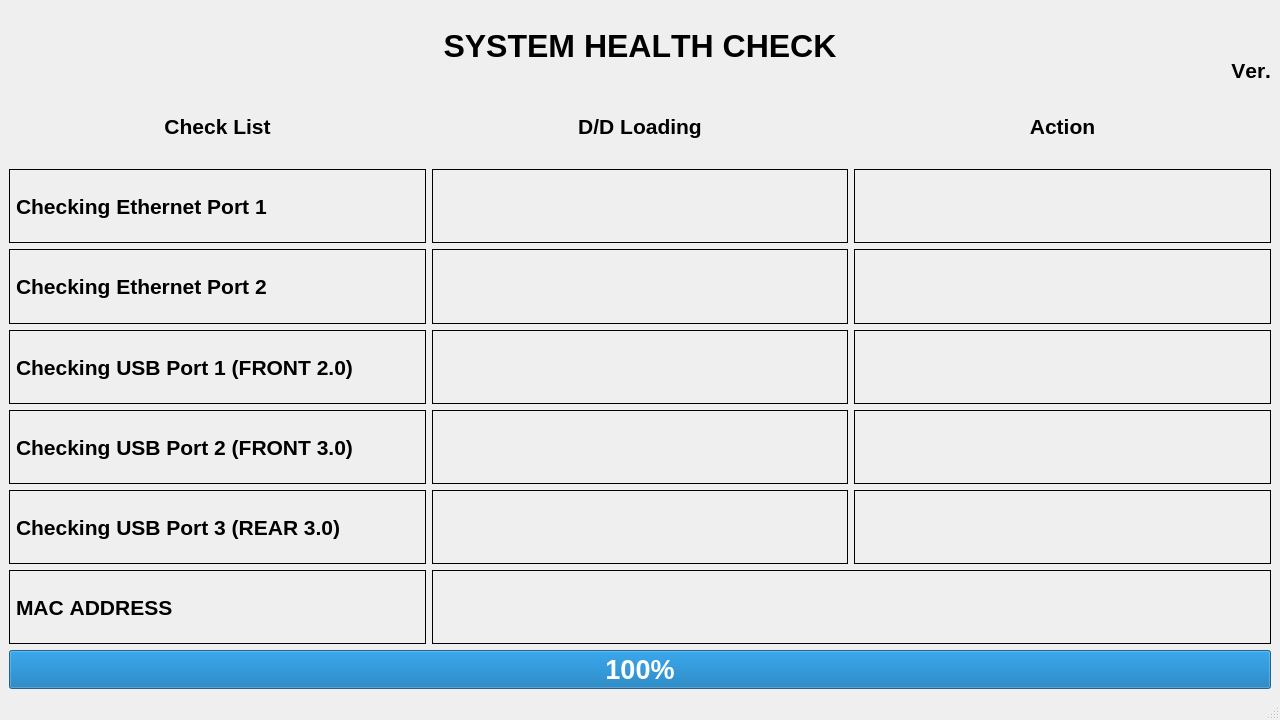
First picture: the form in SysMon/mainwindow.ui, repository ariariK/LPR, before the edit.
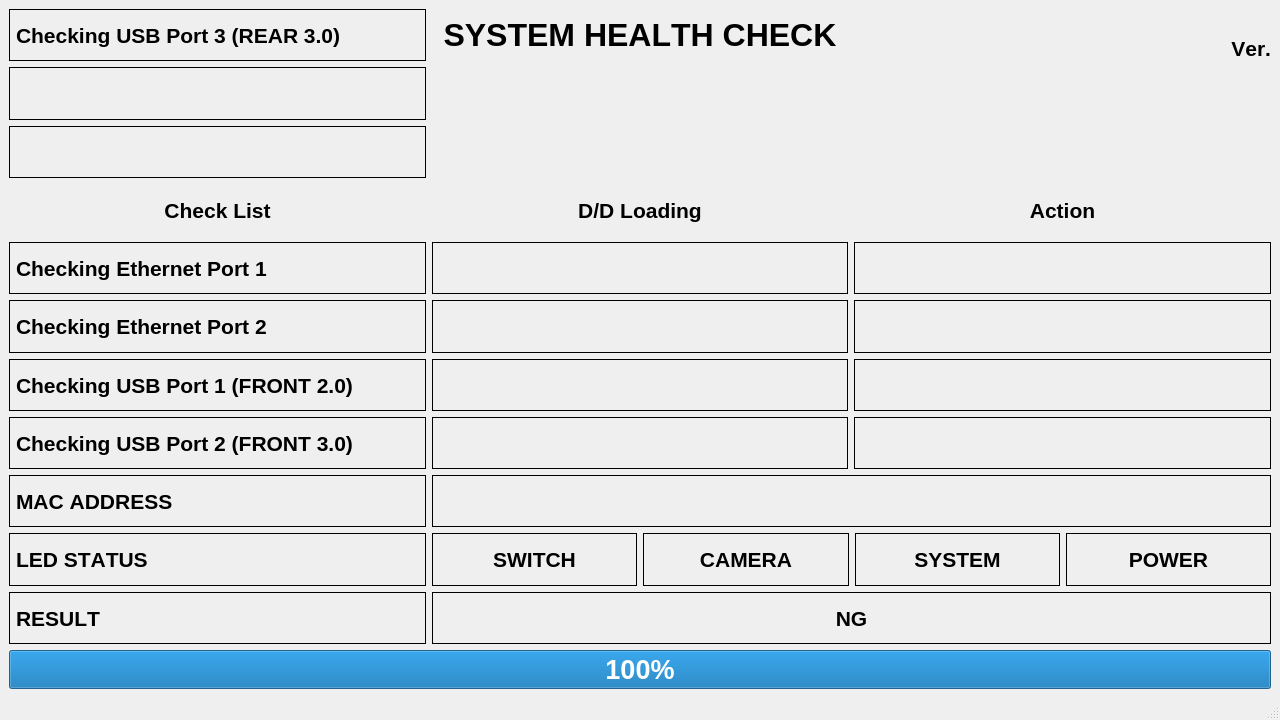
Second picture: the form after the edit.

Patch:
```diff
--- a/SysMon/mainwindow.ui
+++ b/SysMon/mainwindow.ui
@@ -20,130 +20,21 @@
   </property>
   <widget class="QWidget" name="centralwidget">
    <layout class="QGridLayout" name="gridLayout">
-    <item row="0" column="1">
-     <widget class="QLabel" name="label_5">
+    <item row="7" column="2">
+     <widget class="QLabel" name="label_usb_f3_conn">
       <property name="font">
        <font>
-        <pointsize>24</pointsize>
-        <weight>75</weight>
-        <italic>false</italic>
-        <bold>true</bold>
-        <kerning>false</kerning>
-       </font>
-      </property>
-      <property name="text">
-       <string>SYSTEM HEALTH CHECK</string>
-      </property>
-      <property name="alignment">
-       <set>Qt::AlignCenter</set>
-      </property>
-     </widget>
-    </item>
-    <item row="0" column="2">
-     <widget class="QLabel" name="label_version">
-      <property name="font">
-       <font>
+        <family>Arial</family>
         <pointsize>16</pointsize>
         <weight>75</weight>
-        <italic>false</italic>
         <bold>true</bold>
         <kerning>false</kerning>
        </font>
       </property>
-      <property name="text">
-       <string>Ver.</string>
-      </property>
-      <property name="alignment">
-       <set>Qt::AlignBottom|Qt::AlignRight|Qt::AlignTrailing</set>
-      </property>
-     </widget>
-    </item>
-    <item row="1" column="0">
-     <widget class="QLabel" name="label_7">
-      <property name="font">
-       <font>
-        <pointsize>16</pointsize>
-        <weight>75</weight>
-        <bold>true</bold>
-        <kerning>false</kerning>
-       </font>
-      </property>
-      <property name="text">
-       <string>Check List</string>
-      </property>
-      <property name="alignment">
-       <set>Qt::AlignCenter</set>
-      </property>
-     </widget>
-    </item>
-    <item row="1" column="1">
-     <widget class="QLabel" name="label_8">
-      <property name="font">
-       <font>
-        <pointsize>16</pointsize>
-        <weight>75</weight>
-        <bold>true</bold>
-        <kerning>false</kerning>
-       </font>
-      </property>
-      <property name="text">
-       <string>D/D Loading</string>
-      </property>
-      <property name="alignment">
-       <set>Qt::AlignCenter</set>
-      </property>
-     </widget>
-    </item>
-    <item row="1" column="2">
-     <widget class="QLabel" name="label_9">
-      <property name="font">
-       <font>
-        <pointsize>16</pointsize>
-        <weight>75</weight>
-        <bold>true</bold>
-        <kerning>false</kerning>
-       </font>
-      </property>
-      <property name="text">
-       <string>Action</string>
-      </property>
-      <property name="alignment">
-       <set>Qt::AlignCenter</set>
-      </property>
-     </widget>
-    </item>
-    <item row="2" column="0">
-     <widget class="QLabel" name="label">
-      <property name="font">
-       <font>
-        <pointsize>16</pointsize>
-        <weight>75</weight>
-        <bold>true</bold>
-        <kerning>false</kerning>
-       </font>
-      </property>
       <property name="frameShape">
        <enum>QFrame::Box</enum>
       </property>
       <property name="text">
-       <string>Checking Ethernet Port 1</string>
-      </property>
-     </widget>
-    </item>
-    <item row="2" column="1">
-     <widget class="QLabel" name="label_eth0">
-      <property name="font">
-       <font>
-        <pointsize>16</pointsize>
-        <weight>75</weight>
-        <bold>true</bold>
-        <kerning>false</kerning>
-       </font>
-      </property>
-      <property name="frameShape">
-       <enum>QFrame::Box</enum>
-      </property>
-      <property name="text">
        <string/>
       </property>
       <property name="alignment">
@@ -151,31 +42,11 @@
       </property>
      </widget>
     </item>
-    <item row="2" column="2">
-     <widget class="QLabel" name="label_eth0_conn">
-      <property name="font">
-       <font>
-        <pointsize>16</pointsize>
-        <weight>75</weight>
-        <bold>true</bold>
-        <kerning>false</kerning>
-       </font>
-      </property>
-      <property name="frameShape">
-       <enum>QFrame::Box</enum>
-      </property>
-      <property name="text">
-       <string/>
-      </property>
-      <property name="alignment">
-       <set>Qt::AlignCenter</set>
-      </property>
-     </widget>
-    </item>
-    <item row="3" column="0">
+    <item row="5" column="0">
      <widget class="QLabel" name="label_6">
       <property name="font">
        <font>
+        <family>Arial</family>
         <pointsize>16</pointsize>
         <weight>75</weight>
         <bold>true</bold>
@@ -190,112 +61,77 @@
       </property>
      </widget>
     </item>
+    <item row="2" column="0">
+     <widget class="QLabel" name="label_usb_r3_conn">
+      <property name="font">
+       <font>
+        <family>Arial</family>
+        <pointsize>16</pointsize>
+        <weight>75</weight>
+        <bold>true</bold>
+        <kerning>false</kerning>
+       </font>
+      </property>
+      <property name="frameShape">
+       <enum>QFrame::Box</enum>
+      </property>
+      <property name="text">
+       <string/>
+      </property>
+      <property name="alignment">
+       <set>Qt::AlignCenter</set>
+      </property>
+     </widget>
+    </item>
+    <item row="19" column="0" colspan="3">
+     <widget class="QProgressBar" name="progressBar">
+      <property name="font">
+       <font>
+        <family>Arial</family>
+        <pointsize>20</pointsize>
+        <weight>75</weight>
+        <bold>true</bold>
+        <kerning>false</kerning>
+       </font>
+      </property>
+      <property name="minimum">
+       <number>0</number>
+      </property>
+      <property name="maximum">
+       <number>100</number>
+      </property>
+      <property name="value">
+       <number>100</number>
+      </property>
+      <property name="alignment">
+       <set>Qt::AlignCenter</set>
+      </property>
+     </widget>
+    </item>
     <item row="3" column="1">
-     <widget class="QLabel" name="label_eth1">
+     <widget class="QLabel" name="label_8">
       <property name="font">
        <font>
+        <family>Arial</family>
         <pointsize>16</pointsize>
         <weight>75</weight>
         <bold>true</bold>
         <kerning>false</kerning>
        </font>
       </property>
-      <property name="frameShape">
-       <enum>QFrame::Box</enum>
-      </property>
       <property name="text">
-       <string/>
+       <string>D/D Loading</string>
       </property>
       <property name="alignment">
        <set>Qt::AlignCenter</set>
       </property>
      </widget>
     </item>
-    <item row="3" column="2">
-     <widget class="QLabel" name="label_eth1_conn">
-      <property name="font">
-       <font>
-        <pointsize>16</pointsize>
-        <weight>75</weight>
-        <bold>true</bold>
-        <kerning>false</kerning>
-       </font>
-      </property>
-      <property name="frameShape">
-       <enum>QFrame::Box</enum>
-      </property>
-      <property name="text">
-       <string/>
-      </property>
-      <property name="alignment">
-       <set>Qt::AlignCenter</set>
-      </property>
-     </widget>
-    </item>
-    <item row="4" column="0">
-     <widget class="QLabel" name="label_2">
-      <property name="font">
-       <font>
-        <pointsize>16</pointsize>
-        <weight>75</weight>
-        <bold>true</bold>
-        <kerning>false</kerning>
-       </font>
-      </property>
-      <property name="frameShape">
-       <enum>QFrame::Box</enum>
-      </property>
-      <property name="text">
-       <string>Checking USB Port 1 (FRONT 2.0)</string>
-      </property>
-     </widget>
-    </item>
-    <item row="4" column="1">
-     <widget class="QLabel" name="label_usb_f2">
-      <property name="font">
-       <font>
-        <pointsize>16</pointsize>
-        <weight>75</weight>
-        <bold>true</bold>
-        <kerning>false</kerning>
-       </font>
-      </property>
-      <property name="frameShape">
-       <enum>QFrame::Box</enum>
-      </property>
-      <property name="text">
-       <string/>
-      </property>
-      <property name="alignment">
-       <set>Qt::AlignCenter</set>
-      </property>
-     </widget>
-    </item>
-    <item row="4" column="2">
-     <widget class="QLabel" name="label_usb_f2_conn">
-      <property name="font">
-       <font>
-        <pointsize>16</pointsize>
-        <weight>75</weight>
-        <bold>true</bold>
-        <kerning>false</kerning>
-       </font>
-      </property>
-      <property name="frameShape">
-       <enum>QFrame::Box</enum>
-      </property>
-      <property name="text">
-       <string/>
-      </property>
-      <property name="alignment">
-       <set>Qt::AlignCenter</set>
-      </property>
-     </widget>
-    </item>
-    <item row="5" column="0">
+    <item row="7" column="0">
      <widget class="QLabel" name="label_3">
       <property name="font">
        <font>
+        <family>Arial</family>
         <pointsize>16</pointsize>
         <weight>75</weight>
         <bold>true</bold>
@@ -310,10 +146,30 @@
       </property>
      </widget>
     </item>
+    <item row="3" column="2">
+     <widget class="QLabel" name="label_9">
+      <property name="font">
+       <font>
+        <family>Arial</family>
+        <pointsize>16</pointsize>
+        <weight>75</weight>
+        <bold>true</bold>
+        <kerning>false</kerning>
+       </font>
+      </property>
+      <property name="text">
+       <string>Action</string>
+      </property>
+      <property name="alignment">
+       <set>Qt::AlignCenter</set>
+      </property>
+     </widget>
+    </item>
     <item row="5" column="1">
-     <widget class="QLabel" name="label_usb_f3">
+     <widget class="QLabel" name="label_eth1">
       <property name="font">
        <font>
+        <family>Arial</family>
         <pointsize>16</pointsize>
         <weight>75</weight>
         <bold>true</bold>
@@ -331,10 +187,11 @@
       </property>
      </widget>
     </item>
-    <item row="5" column="2">
-     <widget class="QLabel" name="label_usb_f3_conn">
+    <item row="6" column="1">
+     <widget class="QLabel" name="label_usb_f2">
       <property name="font">
        <font>
+        <family>Arial</family>
         <pointsize>16</pointsize>
         <weight>75</weight>
         <bold>true</bold>
@@ -352,10 +209,11 @@
       </property>
      </widget>
     </item>
-    <item row="6" column="0">
+    <item row="0" column="0">
      <widget class="QLabel" name="label_4">
       <property name="font">
        <font>
+        <family>Arial</family>
         <pointsize>16</pointsize>
         <weight>75</weight>
         <bold>true</bold>
@@ -370,10 +228,53 @@
       </property>
      </widget>
     </item>
-    <item row="6" column="1">
+    <item row="8" column="1" colspan="2">
+     <widget class="QLabel" name="label_mac">
+      <property name="font">
+       <font>
+        <family>Arial</family>
+        <pointsize>16</pointsize>
+        <weight>75</weight>
+        <bold>true</bold>
+        <kerning>false</kerning>
+       </font>
+      </property>
+      <property name="frameShape">
+       <enum>QFrame::Box</enum>
+      </property>
+      <property name="text">
+       <string/>
+      </property>
+      <property name="alignment">
+       <set>Qt::AlignCenter</set>
+      </property>
+     </widget>
+    </item>
+    <item row="0" column="2">
+     <widget class="QLabel" name="label_version">
+      <property name="font">
+       <font>
+        <family>Arial</family>
+        <pointsize>16</pointsize>
+        <weight>75</weight>
+        <italic>false</italic>
+        <bold>true</bold>
+        <kerning>false</kerning>
+       </font>
+      </property>
+      <property name="text">
+       <string>Ver.</string>
+      </property>
+      <property name="alignment">
+       <set>Qt::AlignBottom|Qt::AlignRight|Qt::AlignTrailing</set>
+      </property>
+     </widget>
+    </item>
+    <item row="1" column="0">
      <widget class="QLabel" name="label_usb_r3">
       <property name="font">
        <font>
+        <family>Arial</family>
         <pointsize>16</pointsize>
         <weight>75</weight>
         <bold>true</bold>
@@ -391,10 +292,30 @@
       </property>
      </widget>
     </item>
+    <item row="4" column="0">
+     <widget class="QLabel" name="label">
+      <property name="font">
+       <font>
+        <family>Arial</family>
+        <pointsize>16</pointsize>
+        <weight>75</weight>
+        <bold>true</bold>
+        <kerning>false</kerning>
+       </font>
+      </property>
+      <property name="frameShape">
+       <enum>QFrame::Box</enum>
+      </property>
+      <property name="text">
+       <string>Checking Ethernet Port 1</string>
+      </property>
+     </widget>
+    </item>
     <item row="6" column="2">
-     <widget class="QLabel" name="label_usb_r3_conn">
+     <widget class="QLabel" name="label_usb_f2_conn">
       <property name="font">
        <font>
+        <family>Arial</family>
         <pointsize>16</pointsize>
         <weight>75</weight>
         <bold>true</bold>
@@ -412,10 +333,11 @@
       </property>
      </widget>
     </item>
-    <item row="7" column="0">
+    <item row="8" column="0">
      <widget class="QLabel" name="label_10">
       <property name="font">
        <font>
+        <family>Arial</family>
         <pointsize>16</pointsize>
         <weight>75</weight>
         <bold>true</bold>
@@ -430,10 +352,11 @@
       </property>
      </widget>
     </item>
-    <item row="7" column="1" colspan="2">
-     <widget class="QLabel" name="label_mac">
+    <item row="4" column="1">
+     <widget class="QLabel" name="label_eth0">
       <property name="font">
        <font>
+        <family>Arial</family>
         <pointsize>16</pointsize>
         <weight>75</weight>
         <bold>true</bold>
@@ -451,24 +374,276 @@
       </property>
      </widget>
     </item>
-    <item row="8" column="0" colspan="3">
-     <widget class="QProgressBar" name="progressBar">
+    <item row="4" column="2">
+     <widget class="QLabel" name="label_eth0_conn">
       <property name="font">
        <font>
-        <pointsize>20</pointsize>
+        <family>Arial</family>
+        <pointsize>16</pointsize>
         <weight>75</weight>
         <bold>true</bold>
         <kerning>false</kerning>
        </font>
       </property>
-      <property name="minimum">
-       <number>0</number>
+      <property name="frameShape">
+       <enum>QFrame::Box</enum>
       </property>
-      <property name="maximum">
-       <number>100</number>
+      <property name="text">
+       <string/>
       </property>
-      <property name="value">
-       <number>100</number>
+      <property name="alignment">
+       <set>Qt::AlignCenter</set>
+      </property>
+     </widget>
+    </item>
+    <item row="6" column="0">
+     <widget class="QLabel" name="label_2">
+      <property name="font">
+       <font>
+        <family>Arial</family>
+        <pointsize>16</pointsize>
+        <weight>75</weight>
+        <bold>true</bold>
+        <kerning>false</kerning>
+       </font>
+      </property>
+      <property name="frameShape">
+       <enum>QFrame::Box</enum>
+      </property>
+      <property name="text">
+       <string>Checking USB Port 1 (FRONT 2.0)</string>
+      </property>
+     </widget>
+    </item>
+    <item row="5" column="2">
+     <widget class="QLabel" name="label_eth1_conn">
+      <property name="font">
+       <font>
+        <family>Arial</family>
+        <pointsize>16</pointsize>
+        <weight>75</weight>
+        <bold>true</bold>
+        <kerning>false</kerning>
+       </font>
+      </property>
+      <property name="frameShape">
+       <enum>QFrame::Box</enum>
+      </property>
+      <property name="text">
+       <string/>
+      </property>
+      <property name="alignment">
+       <set>Qt::AlignCenter</set>
+      </property>
+     </widget>
+    </item>
+    <item row="0" column="1">
+     <widget class="QLabel" name="label_5">
+      <property name="font">
+       <font>
+        <family>Arial</family>
+        <pointsize>24</pointsize>
+        <weight>75</weight>
+        <italic>false</italic>
+        <bold>true</bold>
+        <kerning>false</kerning>
+       </font>
+      </property>
+      <property name="text">
+       <string>SYSTEM HEALTH CHECK</string>
+      </property>
+      <property name="alignment">
+       <set>Qt::AlignCenter</set>
+      </property>
+     </widget>
+    </item>
+    <item row="3" column="0">
+     <widget class="QLabel" name="label_7">
+      <property name="font">
+       <font>
+        <family>Arial</family>
+        <pointsize>16</pointsize>
+        <weight>75</weight>
+        <bold>true</bold>
+        <kerning>false</kerning>
+       </font>
+      </property>
+      <property name="text">
+       <string>Check List</string>
+      </property>
+      <property name="alignment">
+       <set>Qt::AlignCenter</set>
+      </property>
+     </widget>
+    </item>
+    <item row="16" column="0">
+     <widget class="QLabel" name="label_11">
+      <property name="font">
+       <font>
+        <family>Arial</family>
+        <pointsize>16</pointsize>
+        <weight>75</weight>
+        <bold>true</bold>
+        <kerning>false</kerning>
+       </font>
+      </property>
+      <property name="frameShape">
+       <enum>QFrame::Box</enum>
+      </property>
+      <property name="text">
+       <string>LED STATUS</string>
+      </property>
+     </widget>
+    </item>
+    <item row="7" column="1">
+     <widget class="QLabel" name="label_usb_f3">
+      <property name="font">
+       <font>
+        <family>Arial</family>
+        <pointsize>16</pointsize>
+        <weight>75</weight>
+        <bold>true</bold>
+        <kerning>false</kerning>
+       </font>
+      </property>
+      <property name="frameShape">
+       <enum>QFrame::Box</enum>
+      </property>
+      <property name="text">
+       <string/>
+      </property>
+      <property name="alignment">
+       <set>Qt::AlignCenter</set>
+      </property>
+     </widget>
+    </item>
+    <item row="16" column="1" colspan="2">
+     <layout class="QHBoxLayout" name="horizontalLayout">
+      <item>
+       <widget class="QLabel" name="label_SW">
+        <property name="font">
+         <font>
+          <family>Arial</family>
+          <pointsize>16</pointsize>
+          <weight>75</weight>
+          <bold>true</bold>
+          <kerning>false</kerning>
+         </font>
+        </property>
+        <property name="frameShape">
+         <enum>QFrame::Box</enum>
+        </property>
+        <property name="text">
+         <string>SWITCH</string>
+        </property>
+        <property name="alignment">
+         <set>Qt::AlignCenter</set>
+        </property>
+       </widget>
+      </item>
+      <item>
+       <widget class="QLabel" name="label_CAM">
+        <property name="font">
+         <font>
+          <family>Arial</family>
+          <pointsize>16</pointsize>
+          <weight>75</weight>
+          <bold>true</bold>
+          <kerning>false</kerning>
+         </font>
+        </property>
+        <property name="frameShape">
+         <enum>QFrame::Box</enum>
+        </property>
+        <property name="text">
+         <string>CAMERA</string>
+        </property>
+        <property name="alignment">
+         <set>Qt::AlignCenter</set>
+        </property>
+       </widget>
+      </item>
+      <item>
+       <widget class="QLabel" name="label_SYS">
+        <property name="font">
+         <font>
+          <family>Arial</family>
+          <pointsize>16</pointsize>
+          <weight>75</weight>
+          <bold>true</bold>
+          <kerning>false</kerning>
+         </font>
+        </property>
+        <property name="frameShape">
+         <enum>QFrame::Box</enum>
+        </property>
+        <property name="text">
+         <string>SYSTEM</string>
+        </property>
+        <property name="alignment">
+         <set>Qt::AlignCenter</set>
+        </property>
+       </widget>
+      </item>
+      <item>
+       <widget class="QLabel" name="label_PWR">
+        <property name="font">
+         <font>
+          <family>Arial</family>
+          <pointsize>16</pointsize>
+          <weight>75</weight>
+          <bold>true</bold>
+          <kerning>false</kerning>
+         </font>
+        </property>
+        <property name="frameShape">
+         <enum>QFrame::Box</enum>
+        </property>
+        <property name="text">
+         <string>POWER</string>
+        </property>
+        <property name="alignment">
+         <set>Qt::AlignCenter</set>
+        </property>
+       </widget>
+      </item>
+     </layout>
+    </item>
+    <item row="17" column="0">
+     <widget class="QLabel" name="label_12">
+      <property name="font">
+       <font>
+        <family>Arial</family>
+        <pointsize>16</pointsize>
+        <weight>75</weight>
+        <bold>true</bold>
+        <kerning>false</kerning>
+       </font>
+      </property>
+      <property name="frameShape">
+       <enum>QFrame::Box</enum>
+      </property>
+      <property name="text">
+       <string>RESULT</string>
+      </property>
+     </widget>
+    </item>
+    <item row="17" column="1" colspan="2">
+     <widget class="QLabel" name="label_13">
+      <property name="font">
+       <font>
+        <family>Arial</family>
+        <pointsize>16</pointsize>
+        <weight>75</weight>
+        <bold>true</bold>
+        <kerning>false</kerning>
+       </font>
+      </property>
+      <property name="frameShape">
+       <enum>QFrame::Box</enum>
+      </property>
+      <property name="text">
+       <string>NG</string>
       </property>
       <property name="alignment">
        <set>Qt::AlignCenter</set>
```
